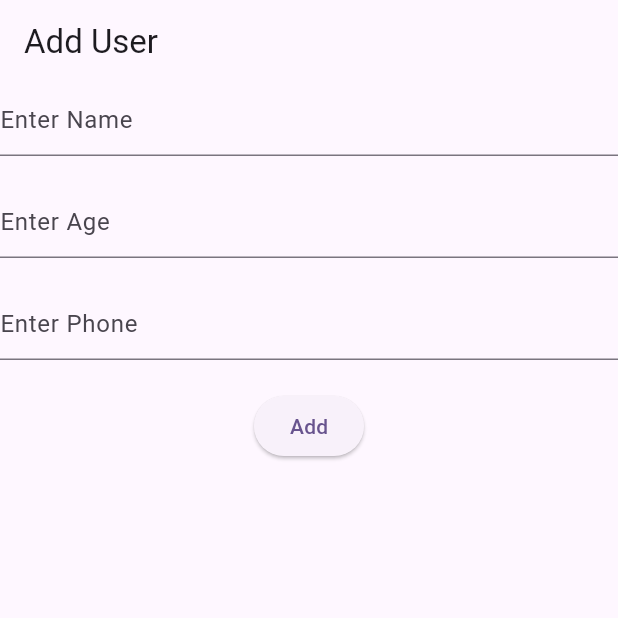
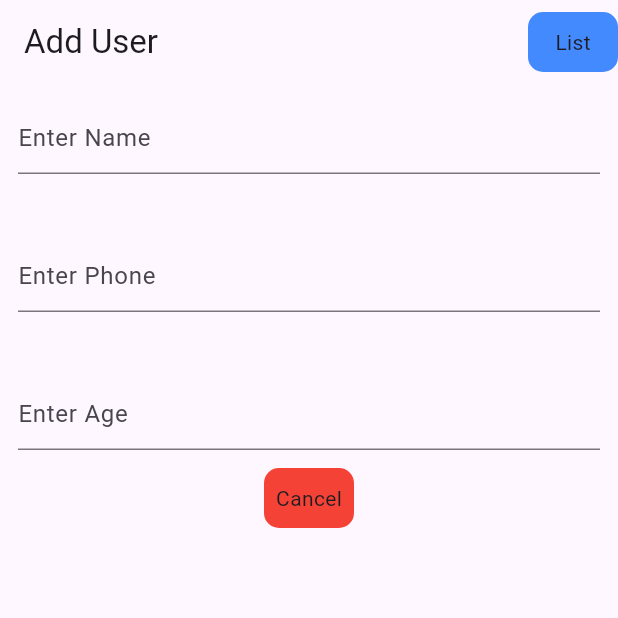
Before and after one commit to bhaveshpamnani/flutter_local_crud, a Flutter app: the screen it shows after launch, after a tap on the "add" icon, on a phone screen of 412 x 824 dp, the top half of it. Run offline on Flutter 3.47's test engine with Material 3 defaults, Android fonts, the phone set to English and light mode, and no system bars; our stand-ins replace sqflite; accounts and stored records are empty.

Commit message:
Final Commit

```diff
--- a/lib/add_user.dart
+++ b/lib/add_user.dart
@@ -20,34 +20,55 @@ class _AddUserState extends State<AddUser> {
     return Scaffold(
       appBar: AppBar(
         title: Text('Add User'),
+        actions: [
+          InkWell(
+            onTap: () {
+              return _navigateToListOfUser();
+            },
+            child: Container(
+              width: 60,
+              height: 40,
+              decoration: BoxDecoration(
+                  color: Colors.blueAccent,
+                  borderRadius: BorderRadius.circular(10)),
+              child: Center(child: Text('List')),
+            ),
+          ),
+        ],
       ),
       body: Form(
         key: _globalKey,
         child: Column(
           children: [
-            TextFormField(
+            Padding(
+              padding: const EdgeInsets.all(12.0),
+              child: TextFormField(
                 controller: nameController,
                 decoration: InputDecoration(hintText: 'Enter Name'),
+              ),
             ),
             SizedBox(
               height: 20,
             ),
-            TextFormField(
-              controller: ageController,
-              decoration: InputDecoration(hintText: 'Enter Age'),
+            Padding(
+              padding: const EdgeInsets.all(12.0),
+              child: TextFormField(
+                controller: phoneController,
+                decoration: InputDecoration(hintText: 'Enter Phone'),
+              ),
             ),
             SizedBox(
               height: 20,
             ),
-            TextFormField(
-              controller: phoneController,
-              decoration: InputDecoration(hintText: 'Enter Phone'),
+            Padding(
+              padding: const EdgeInsets.all(12.0),
+              child: TextFormField(
+                controller: ageController,
+                decoration: InputDecoration(hintText: 'Enter Age'),
               ),
-            SizedBox(
-              height: 20,
             ),
-            ElevatedButton(
-              onPressed: () async {
+            InkWell(
+              onTap : ()   async {
                   if (_globalKey.currentState!.validate()) {
                     await MyDatabase().insertRecordIntoTbl_User(
                         nameController.text.toString(),
@@ -56,13 +77,22 @@ class _AddUserState extends State<AddUser> {
                     _navigateToListOfUser();
                   }
                 },
-              child: Text('Add'),
+              child: Container(
+                width: 60,
+                height: 40,
+                decoration: BoxDecoration(
+                    color: Colors.red,
+                    borderRadius:
+                    BorderRadius.circular(10)),
+                child: Center(child: Text('Cancel')),
+              ),
             ),
           ],
         ),
       ),
     );
   }
+
   void _navigateToListOfUser() async {
     // Perform asynchronous operations here if needed
 
--- a/lib/list_of_user.dart
+++ b/lib/list_of_user.dart
@@ -16,7 +16,7 @@ class _ListOfUserState extends State<ListOfUser> {
   Widget build(BuildContext context) {
     return Scaffold(
       appBar: AppBar(
-        title: Text("Login List"),
+        title: Text("User List"),
         actions: [
           Padding(
             padding: const EdgeInsets.all(8.0),
@@ -108,9 +108,11 @@ class _ListOfUserState extends State<ListOfUser> {
                                                     padding: const EdgeInsets.all(12.0),
                                                     child: TextField(
                                                       controller:
-                                                          newageController,
+                                                          newphoneController,
                                                       decoration: InputDecoration(
-                                                          hintText: 'Enter Age',labelText: 'Enter Age',),
+                                                        hintText: 'Enter Phone',
+                                                        labelText: 'Enter Phone',
+                                                      ),
                                                     ),
                                                   ),
                                                   SizedBox(
@@ -120,11 +122,9 @@ class _ListOfUserState extends State<ListOfUser> {
                                                     padding: const EdgeInsets.all(12.0),
                                                     child: TextField(
                                                       controller:
-                                                          newphoneController,
+                                                      newageController,
                                                       decoration: InputDecoration(
-                                                        hintText: 'Enter Phone',
-                                                        labelText: 'Enter Phone',
-                                                      ),
+                                                        hintText: 'Enter Age',labelText: 'Enter Age',),
                                                     ),
                                                   ),
                                                   SizedBox(
```
Lines whose indentation alone changed are shown as unchanged.
